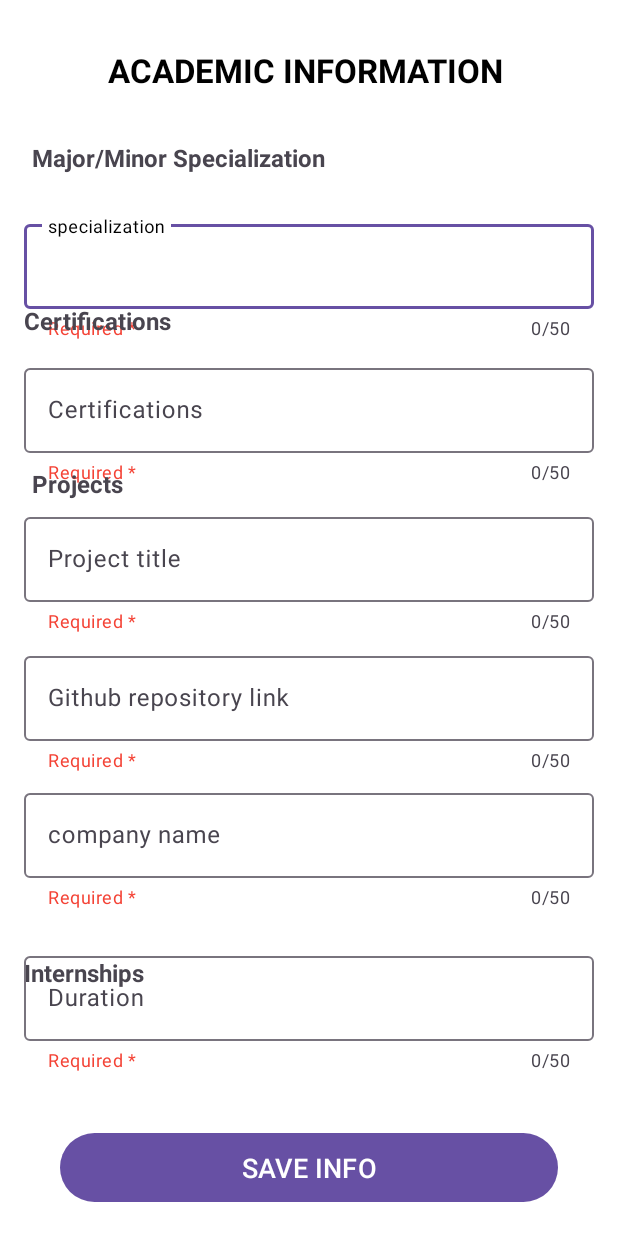
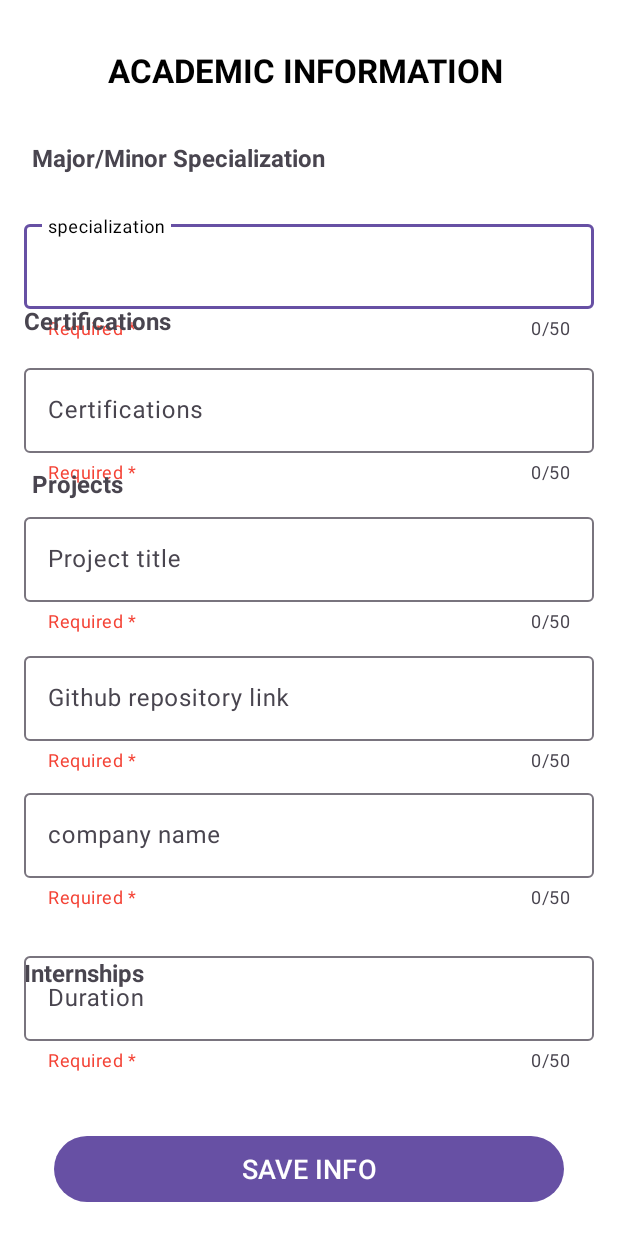
Before and after one commit to Rashmi-2005-Ranjan/Edu_Examine, an Android app: the AcademicInfoStudent screen opened directly, with no data from a screen before it, on a phone screen of 412 x 824 dp. Run offline under Robolectric (Android 15) with nearby library versions, the phone set to English and light mode, and no system bars; Roboto replaces fonts that are not available here.

Commit message:
completed academic page and updated

```diff
--- a/app/src/main/res/layout/activity_academic_info_student.xml
+++ b/app/src/main/res/layout/activity_academic_info_student.xml
@@ -286,8 +286,8 @@
 
     <Button
         android:id="@+id/save_button"
-        android:layout_width="332dp"
-        android:layout_height="54dp"
+        android:layout_width="340dp"
+        android:layout_height="52dp"
         android:text="SAVE INFO"
         android:textSize="18sp"
         app:layout_constraintBottom_toBottomOf="parent"
```
